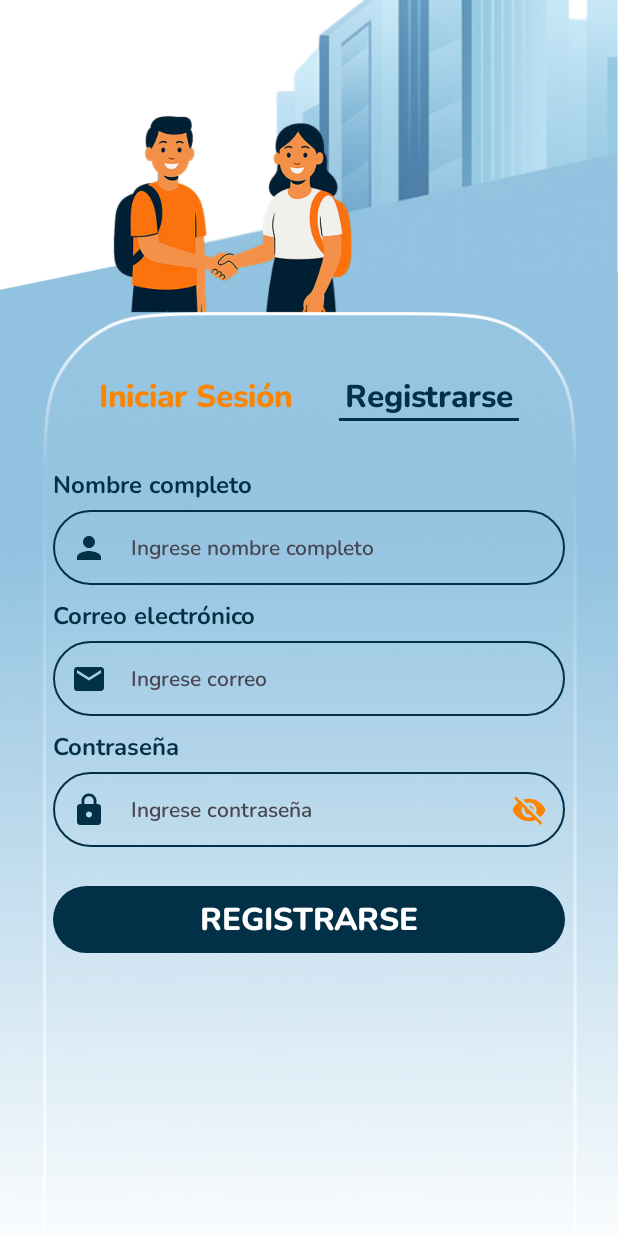
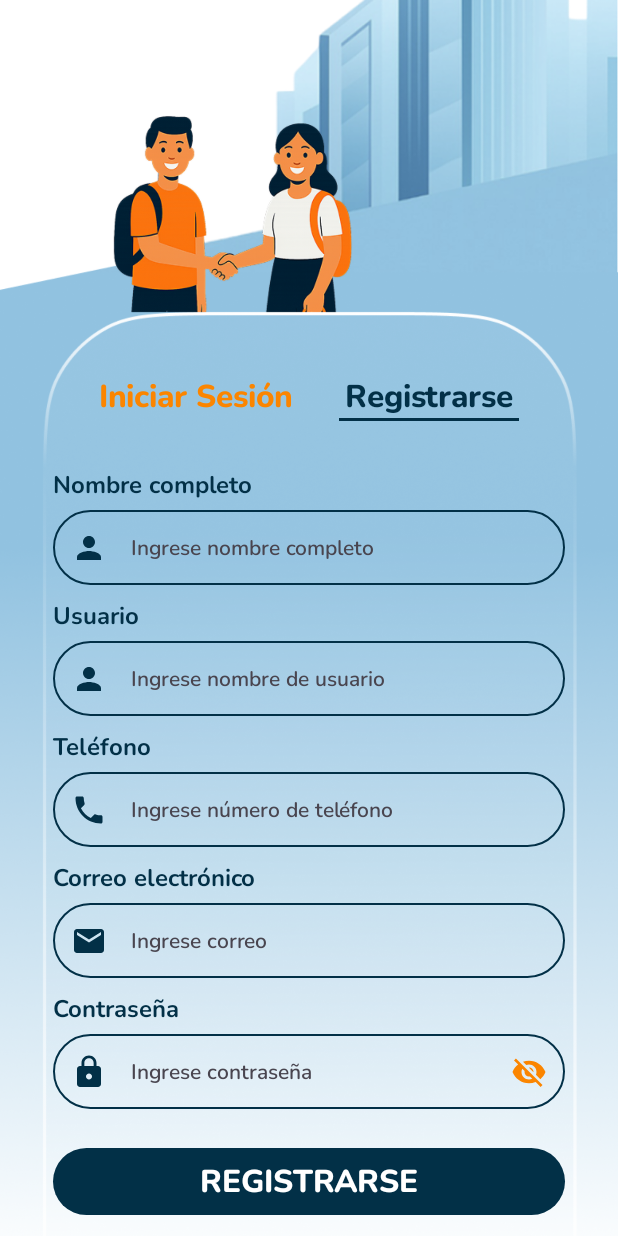
Before and after one commit to EstebanR18/RoomieMatchU, an Android app built with Jetpack Compose: the screen it shows after launch (MainActivity), after a tap on "REGISTRARSE", on a phone screen of 412 x 824 dp. Run offline under Robolectric (Android 15) with nearby library versions, the phone set to English and light mode, and no system bars.

Commit message:
feat(ui): mejorar formulario de registro en AuthScreen
Se expande el formulario de registro para incluir campos adicionales y mejorar la experiencia de usuario:

- Se agregó un campo para "Nombre completo".
- Se agregó un campo para "Usuario".
- Se agregó un campo para "Teléfono" con su respectivo ícono.
- Se ajustaron las etiquetas y los `placeholders` de los campos existentes para mayor claridad.
- Se reorganizó el código para mejorar la legibilidad y se agregaron espaciadores para un mejor diseño visual.

```diff
--- a/RoomieMatchU_Front/app/src/main/java/com/example/approomiematchu/ui/screens/AutScreen.kt
+++ b/RoomieMatchU_Front/app/src/main/java/com/example/approomiematchu/ui/screens/AutScreen.kt
@@ -21,6 +21,7 @@ import androidx.compose.material.icons.Icons
 import androidx.compose.material.icons.filled.Email
 import androidx.compose.material.icons.filled.Lock
 import androidx.compose.material.icons.filled.Person
+import androidx.compose.material.icons.filled.Phone
 import androidx.compose.material.icons.filled.Visibility
 import androidx.compose.material.icons.filled.VisibilityOff
 import androidx.compose.material3.Button
@@ -261,37 +262,90 @@ fun LoginForm(navController: NavController) {
 
 @Composable
 fun RegisterForm() {
-    var username by remember { mutableStateOf("") }
-    var phone by remember { mutableStateOf("") }
+    var fullName by remember { mutableStateOf("") }      // Nombre completo
+    var username by remember { mutableStateOf("") }      // Usuario
+    var phone by remember { mutableStateOf("") }         // Teléfono
     var email by remember { mutableStateOf("") }
     var password by remember { mutableStateOf("") }
     var errorMessage by remember { mutableStateOf<String?>(null) }
 
     Column(modifier = Modifier.fillMaxWidth()) {
+
         AuthTextField(
             title = "Nombre completo",
+            value = fullName,
+            onValueChange = { fullName = it },
+            placeholder = "Ingrese nombre completo",
+            leadingIcon = {
+                Icon(
+                    Icons.Filled.Person,
+                    contentDescription = null,
+                    tint = MaterialTheme.colorScheme.primary
+                )
+            }
+        )
+        Spacer(Modifier.height(10.dp))
+
+        AuthTextField(
+            title = "Usuario",
             value = username,
             onValueChange = { username = it },
-            placeholder = "Ingrese nombre completo",
-            leadingIcon = { Icon(Icons.Filled.Person, contentDescription = null, tint = MaterialTheme.colorScheme.primary) }
+            placeholder = "Ingrese nombre de usuario",
+            leadingIcon = {
+                Icon(
+                    Icons.Filled.Person,
+                    contentDescription = null,
+                    tint = MaterialTheme.colorScheme.primary
+                )
+            }
         )
         Spacer(Modifier.height(10.dp))
+
+        AuthTextField(
+            title = "Teléfono",
+            value = phone,
+            onValueChange = { phone = it },
+            placeholder = "Ingrese número de teléfono",
+            leadingIcon = {
+                Icon(
+                    Icons.Filled.Phone,
+                    contentDescription = null,
+                    tint = MaterialTheme.colorScheme.primary
+                )
+            }
+        )
+        Spacer(Modifier.height(10.dp))
+
         AuthTextField(
             title = "Correo electrónico",
             value = email,
             onValueChange = { email = it },
             placeholder = "Ingrese correo",
-            leadingIcon = { Icon(Icons.Filled.Email, contentDescription = null, tint = MaterialTheme.colorScheme.primary) }
+            leadingIcon = {
+                Icon(
+                    Icons.Filled.Email,
+                    contentDescription = null,
+                    tint = MaterialTheme.colorScheme.primary
+                )
+            }
         )
         Spacer(Modifier.height(10.dp))
+
         AuthTextField(
             title = "Contraseña",
             value = password,
             onValueChange = { password = it },
             placeholder = "Ingrese contraseña",
             isPassword = true,
-            leadingIcon = { Icon(Icons.Filled.Lock, contentDescription = null, tint = MaterialTheme.colorScheme.primary) }
+            leadingIcon = {
+                Icon(
+                    Icons.Filled.Lock,
+                    contentDescription = null,
+                    tint = MaterialTheme.colorScheme.primary
+                )
+            }
         )
+
         errorMessage?.let {
             Spacer(Modifier.height(25.dp))
             Text(
@@ -302,7 +356,9 @@ fun RegisterForm() {
                 textAlign = TextAlign.Center,
             )
         }
+
         Spacer(Modifier.height(24.dp))
+
         Button(
             onClick = { /* solo UI */ },
             modifier = Modifier.fillMaxWidth(),
@@ -317,6 +373,7 @@ fun RegisterForm() {
         }
     }
 }
+
 
 /*
 @Preview(showBackground = true, widthDp = 360, heightDp = 800)
```
